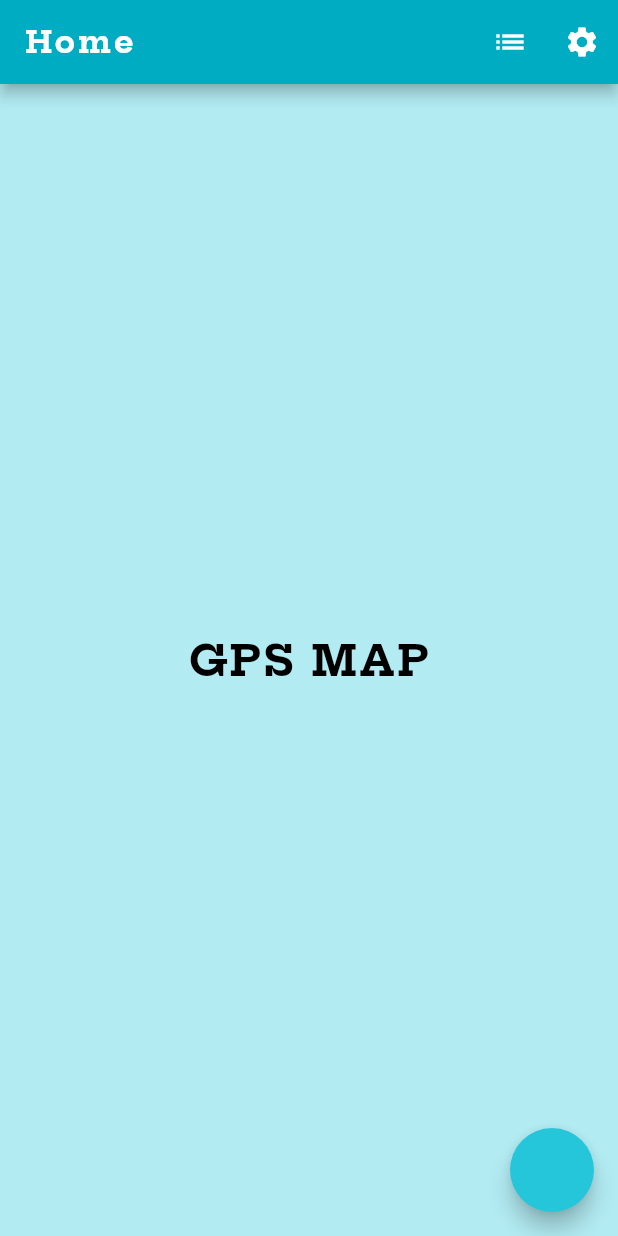
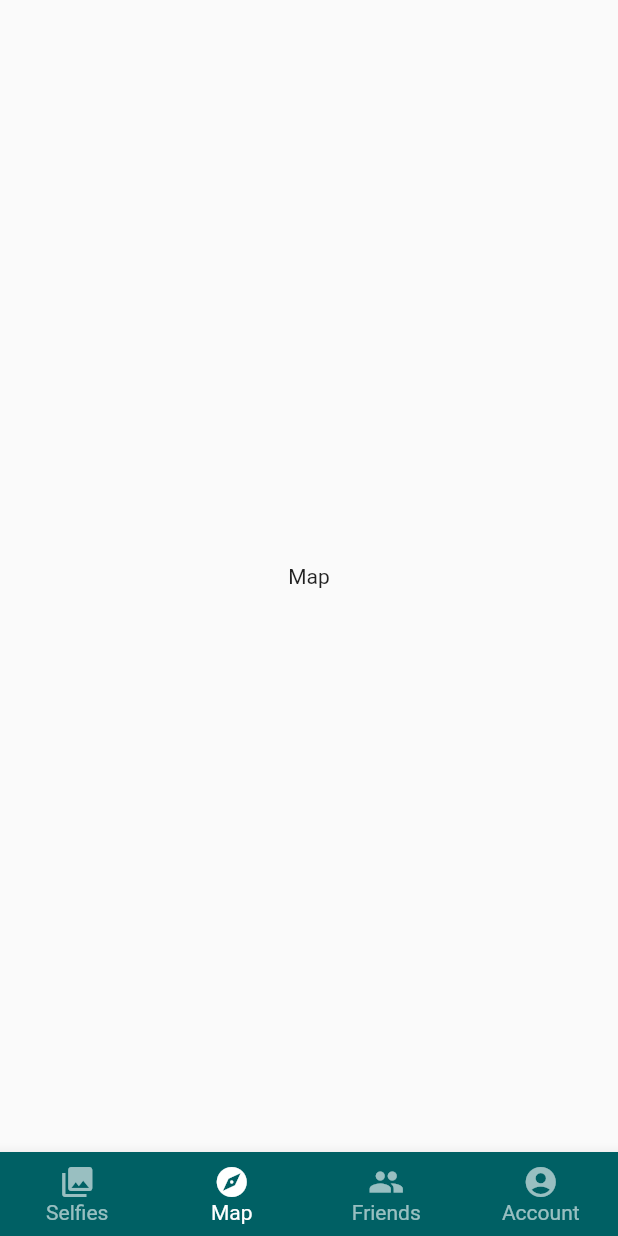
Before and after one commit to matt0681/Selfie-Stand-App, a Flutter app: the screen it shows after launch, on a phone screen of 412 x 824 dp. Run offline on Flutter 3.47's test engine with Material 2 defaults, Android fonts, the phone set to English and light mode, and no system bars; missing offline and left inert: dart:ffi.

```diff
--- a/lib/main.dart
+++ b/lib/main.dart
@@ -1,9 +1,8 @@
 import 'dart:ffi';
-
 import 'package:flutter/material.dart';  // Imports Dart.
 
+
 /// This function runs the entire app.
-///
 void main() {
   runApp(const MaterialApp(
     // Uses our home screen defined below
@@ -11,194 +10,155 @@ void main() {
   ));
 }
 
+/// This is the main application widget.
+/// It sends us straight to the Home screen.
+class MyApp extends StatelessWidget {
+  const MyApp({Key? key}) : super(key: key);
+
+  static const String title = "Selfie Stand App";
+
+  @override
+  Widget build(BuildContext context) {
+    return const MaterialApp(
+      title: title,
+      home: Home(),
+    );
+  }
+}
+
 /// Represents all content shown on the Home screen.
-class Home extends StatelessWidget {
+class Home extends StatefulWidget {
   const Home({Key? key}) : super(key: key);
 
   @override
-  Widget build(BuildContext context) {
+  State<Home> createState() => HomeState();
+}
 
-    // The Scaffold is a structural/organizational widget which holds other components.
-    return Scaffold(
-      // The App Bar widget appears at the top of the app
-      appBar: AppBar(
+/// Represents the state of the Home screen.
+class HomeState extends State<Home> {
+  // The current / starting page.
+  int selectedIndex = 1;
 
-        // Title property - text shown at the top
-        title: const Text(
-          "Home",
-          style: TextStyle(
-            fontSize: 20.0,
-            fontWeight: FontWeight.bold,
-            letterSpacing: 2.0,
-            color: Colors.white,
-            fontFamily: 'HeptaSlab',
-          ),
-        ),
+  // List of navigation bar widgets
+  static const List<Widget> widgetOptions = <Widget>[
+    Selfies_Widget(),
+    Map_Widget(),
+    Friends_Widget(),
+    Account_Widget(),
+  ];
 
-        // Describes the account button and settings button at the top right of the appbar.
-        actions: <Widget>[
-          // Button to go to the list of locations screen.
-          IconButton(
-            icon: const Icon(Icons.list),
-            tooltip: 'Locations',
-            onPressed: () {
-              Navigator.push(
-                context,
-                MaterialPageRoute(
-                  builder: (BuildContext context) => const Locations(),
-                ),
-              ); // Navigator push
-            },
-          ),
-
-          // Button to go to the settings screen.
-          IconButton(
-            icon: const Icon(Icons.settings),
-            tooltip: 'Settings',
-            onPressed: () {
-              Navigator.push(
-                context,
-                MaterialPageRoute(
-                  builder: (BuildContext context) => const Settings(),
-                ),
-              ); // Navigator push
-            }, // onPressed
-          ),
-        ],
-
-        // The color of the appbar Background.
-        backgroundColor: Colors.cyan[600],
-      ),
-
-      // Defines all content under the app bar.
-      // The Center widget centers everything within it.
-      body: const Center(
-        // The Text widget contains a string and a styling widget.
-        child: Text(
-          "GPS MAP",
-          style: TextStyle(
-            fontSize: 28.0,
-            fontWeight: FontWeight.bold,
-            letterSpacing: 2.0,
-            color: Colors.black,
-            fontFamily: 'HeptaSlab',
-
-          ),
-        ),
-      ),
-
-      backgroundColor: Colors.cyan[100],
-
-      // Account Button Widget
-      floatingActionButton: FloatingActionButton(
-        // Action to perform on press
-        onPressed: () {},
-
-        // Styling
-        backgroundColor:  Colors.cyan[400],
-
-
-      ),
-    );
-  } // build
-} // Home
-
-
-/// Represents all content shown on the Settings screen.
-class Settings extends StatelessWidget {
-  const Settings({Key? key}) : super(key: key);
+  void onItemTapped(int index) {
+    setState(() {
+      selectedIndex = index;
+    });
+  }
 
   @override
   Widget build(BuildContext context) {
-
     // The Scaffold is a structural/organizational widget which holds other components.
     return Scaffold(
-      // The App Bar widget appears at the top of the app
-      appBar: AppBar(
 
-        // Title property - text shown at the top
-        title: const Text(
-          "Settings",
-          style: TextStyle(
-            fontSize: 20.0,
-            fontWeight: FontWeight.bold,
-            letterSpacing: 2.0,
-            color: Colors.white,
-            fontFamily: 'HeptaSlab',
-          ),
-        ),
-
-        // The color of the appbar Background.
-        backgroundColor: Colors.cyan[600],
+      // This code displays something on the screen, based on what item is pressed at the navigation bar.
+      body: Center(
+        child: widgetOptions.elementAt(selectedIndex),
       ),
 
-      // Defines all content under the app bar.
-      // The Center widget centers everything within it.
-      body: const Center(
-        // The Text widget contains a string and a styling widget.
-        child: Text(
-          "Settings go here",
-          style: TextStyle(
-            fontSize: 28.0,
-            fontWeight: FontWeight.bold,
-            letterSpacing: 2.0,
-            color: Colors.black,
-            fontFamily: 'HeptaSlab',
+      // The bar along the bottom of the app with buttons on it.
+      bottomNavigationBar: BottomNavigationBar(
+        // Various settings which apply to look/feel.
+        type: BottomNavigationBarType.fixed,
+        backgroundColor: Colors.cyan[900],
+        selectedItemColor: Colors.white,
+        unselectedItemColor: Colors.white.withOpacity(.60),
+        selectedFontSize: 14,
+        unselectedFontSize: 14,
+        // What to do when an item is pressed in the bar.
+        onTap: onItemTapped,
+        currentIndex: selectedIndex,
+        // The items contained in the bar.
+        items: const [
+          BottomNavigationBarItem(
+            label: "Selfies",
+            icon: Icon(Icons.photo_library),
           ),
-        ),
-      ),
-
-      backgroundColor: Colors.cyan[100],
+          BottomNavigationBarItem(
+            label: "Map",
+            icon: Icon(Icons.explore),
+          ),
+          BottomNavigationBarItem(
+            label: "Friends",
+            icon: Icon(Icons.people),
+          ),
+          BottomNavigationBarItem(
+            label: "Account",
+            icon: Icon(Icons.account_circle),
+          ),
+        ],  // items
+      )
     );
-  } // build
-} // Home
+  }
+}
 
 
-/// Represents all content shown on the Settings screen.
-class Locations extends StatelessWidget {
-  const Locations({Key? key}) : super(key: key);
+
+/// Represents all content shown on the Account screen.
+class Selfies_Widget extends StatelessWidget {
+  const Selfies_Widget({Key? key}) : super(key: key);
 
   @override
   Widget build(BuildContext context) {
+    return const Scaffold(
+      body: Center(
+        child: Text("Selfies"),
+      ),
+    );
+  }
+}
 
-    // The Scaffold is a structural/organizational widget which holds other components.
-    return Scaffold(
-      // The App Bar widget appears at the top of the app
-      appBar: AppBar(
 
-        // Title property - text shown at the top
-        title: const Text(
-          "Your Locations",
-          style: TextStyle(
-            fontSize: 20.0,
-            fontWeight: FontWeight.bold,
-            letterSpacing: 2.0,
-            color: Colors.white,
-            fontFamily: 'HeptaSlab',
-          ),
-        ),
 
-        // The color of the appbar Background.
-        backgroundColor: Colors.cyan[600],
+/// Represents all content shown on the Account screen.
+class Map_Widget extends StatelessWidget {
+  const Map_Widget({Key? key}) : super(key: key);
+
+  @override
+  Widget build(BuildContext context) {
+    return const Scaffold(
+      body: Center(
+        child: Text("Map"),
       ),
+    );
+  }
+}
 
-      // Defines all content under the app bar.
-      // The Center widget centers everything within it.
-      body: const Center(
-        // The Text widget contains a string and a styling widget.
-        child: Text(
-          "List of your locations/ pictures",
-          style: TextStyle(
-            fontSize: 28.0,
-            fontWeight: FontWeight.bold,
-            letterSpacing: 2.0,
-            color: Colors.black,
-            fontFamily: 'HeptaSlab',
-          ),
-        ),
+
+
+/// Represents all content shown on the Account screen.
+class Friends_Widget extends StatelessWidget {
+  const Friends_Widget({Key? key}) : super(key: key);
+
+  @override
+  Widget build(BuildContext context) {
+    return const Scaffold(
+      body: Center(
+        child: Text("Friends"),
       ),
+    );
+  }
+}
 
-      backgroundColor: Colors.cyan[100],
+
+
+/// Represents all content shown on the Account screen.
+class Account_Widget extends StatelessWidget {
+  const Account_Widget({Key? key}) : super(key: key);
+
+  @override
+  Widget build(BuildContext context) {
+    return const Scaffold(
+      body: Center(
+        child: Text("Settings"),
+      ),
     );
-  } // build
-} // Home
+  }
+}
```
